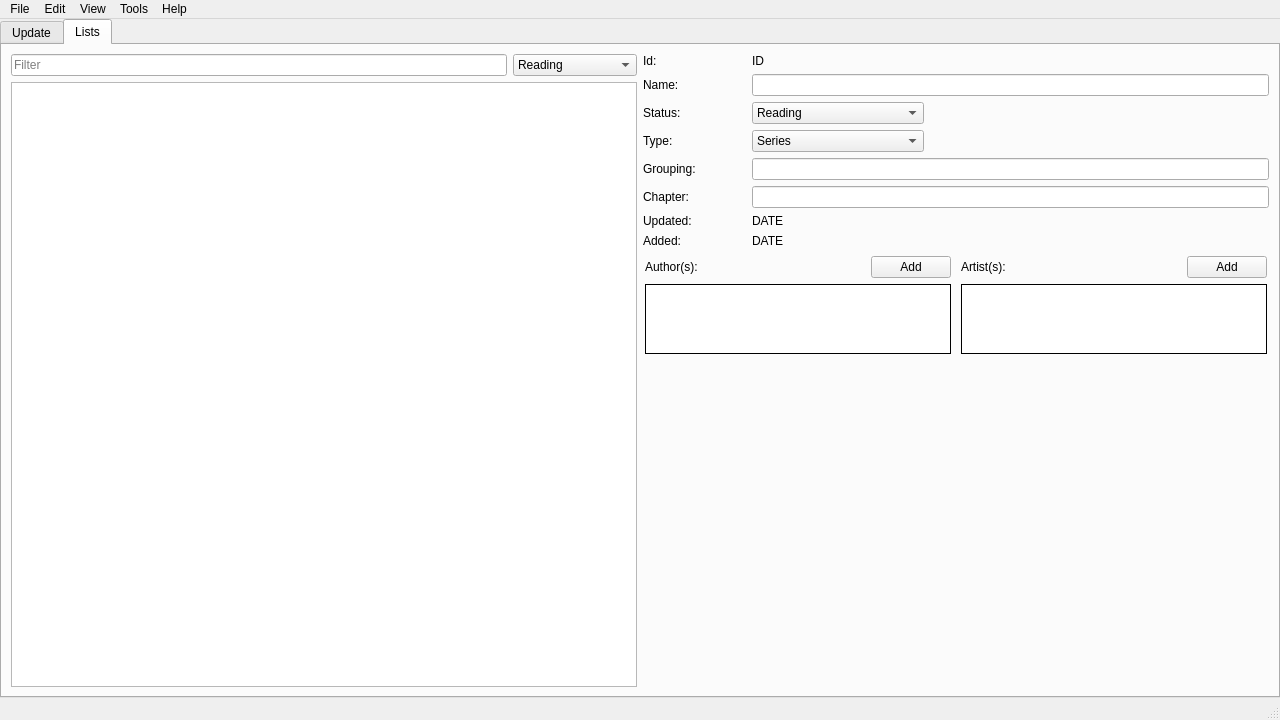
Before: the Qt Designer form src/MainWindow/MainWindow.ui in NikolaRoev/Tracker, drawn with Qt 5.
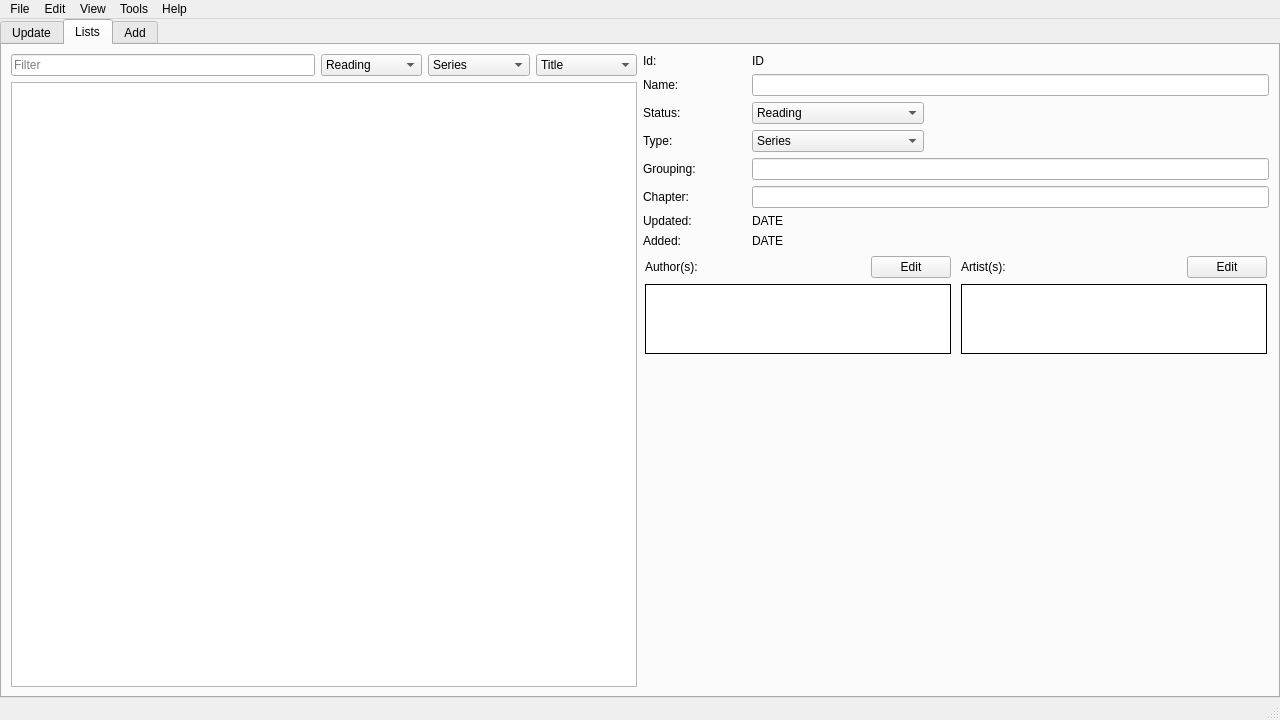
After: the same form once the commit is applied. Icons and pictures are not drawn.

Diff of the .ui file:
```diff
--- a/src/MainWindow/MainWindow.ui
+++ b/src/MainWindow/MainWindow.ui
@@ -150,9 +150,12 @@
         <item>
          <layout class="QVBoxLayout" name="verticalLayout_3">
           <item>
-           <layout class="QHBoxLayout" name="horizontalLayout" stretch="80,20">
+           <layout class="QHBoxLayout" name="horizontalLayout" stretch="3,1,1,1">
             <item>
              <widget class="QLineEdit" name="filterListsLineEdit">
+              <property name="enabled">
+               <bool>true</bool>
+              </property>
               <property name="placeholderText">
                <string>Filter</string>
               </property>
@@ -175,6 +178,47 @@
               </item>
              </widget>
             </item>
+            <item>
+             <widget class="QComboBox" name="filterTypeComboBox">
+              <item>
+               <property name="text">
+                <string>Series</string>
+               </property>
+              </item>
+              <item>
+               <property name="text">
+                <string>One Shot</string>
+               </property>
+              </item>
+              <item>
+               <property name="text">
+                <string>Anthology</string>
+               </property>
+              </item>
+             </widget>
+            </item>
+            <item>
+             <widget class="QComboBox" name="filterByComboBox">
+              <property name="currentIndex">
+               <number>0</number>
+              </property>
+              <item>
+               <property name="text">
+                <string>Title</string>
+               </property>
+              </item>
+              <item>
+               <property name="text">
+                <string>Creator</string>
+               </property>
+              </item>
+              <item>
+               <property name="text">
+                <string>Grouping</string>
+               </property>
+              </item>
+             </widget>
+            </item>
            </layout>
           </item>
           <item>
@@ -488,7 +532,7 @@
                    </sizepolicy>
                   </property>
                   <property name="text">
-                   <string>Add</string>
+                   <string>Edit</string>
                   </property>
                  </widget>
                 </item>
@@ -572,7 +616,7 @@
                 <item>
                  <widget class="QPushButton" name="pushButton_2">
                   <property name="text">
-                   <string>Add</string>
+                   <string>Edit</string>
                   </property>
                  </widget>
                 </item>
@@ -630,6 +674,11 @@
         </item>
        </layout>
       </widget>
+      <widget class="QWidget" name="tab">
+       <attribute name="title">
+        <string>Add</string>
+       </attribute>
+      </widget>
      </widget>
     </item>
    </layout>
```
